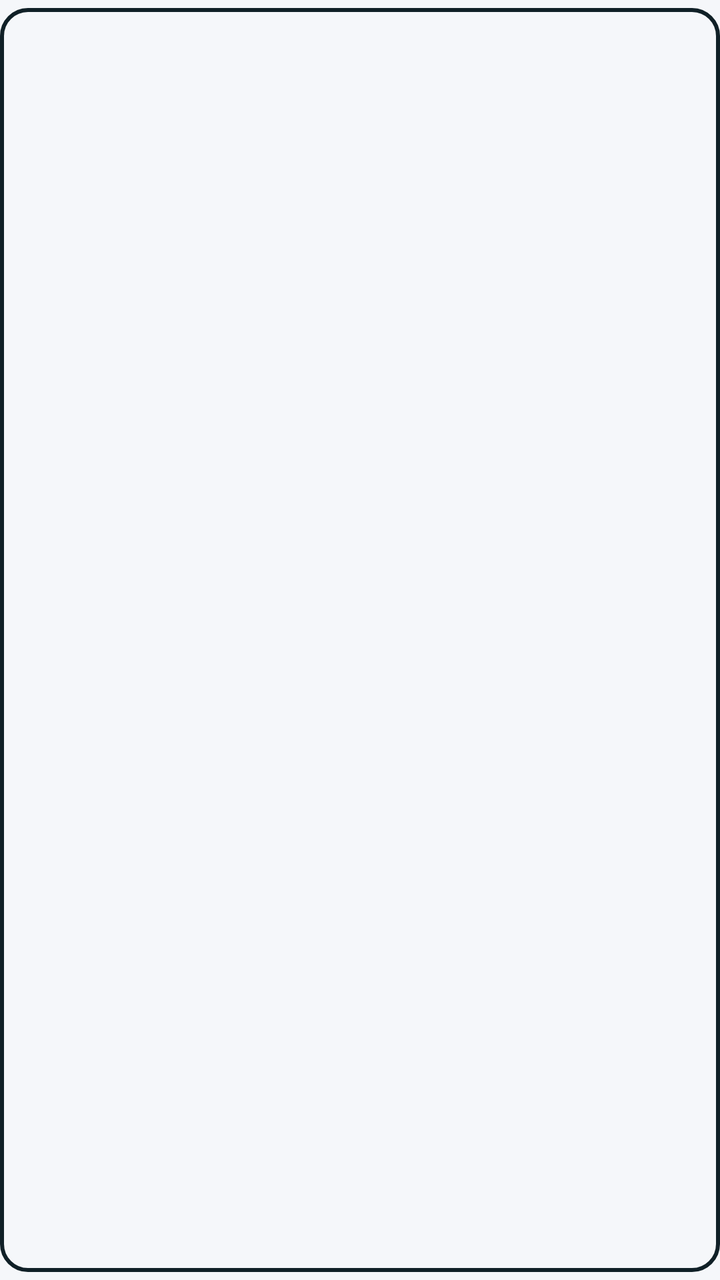
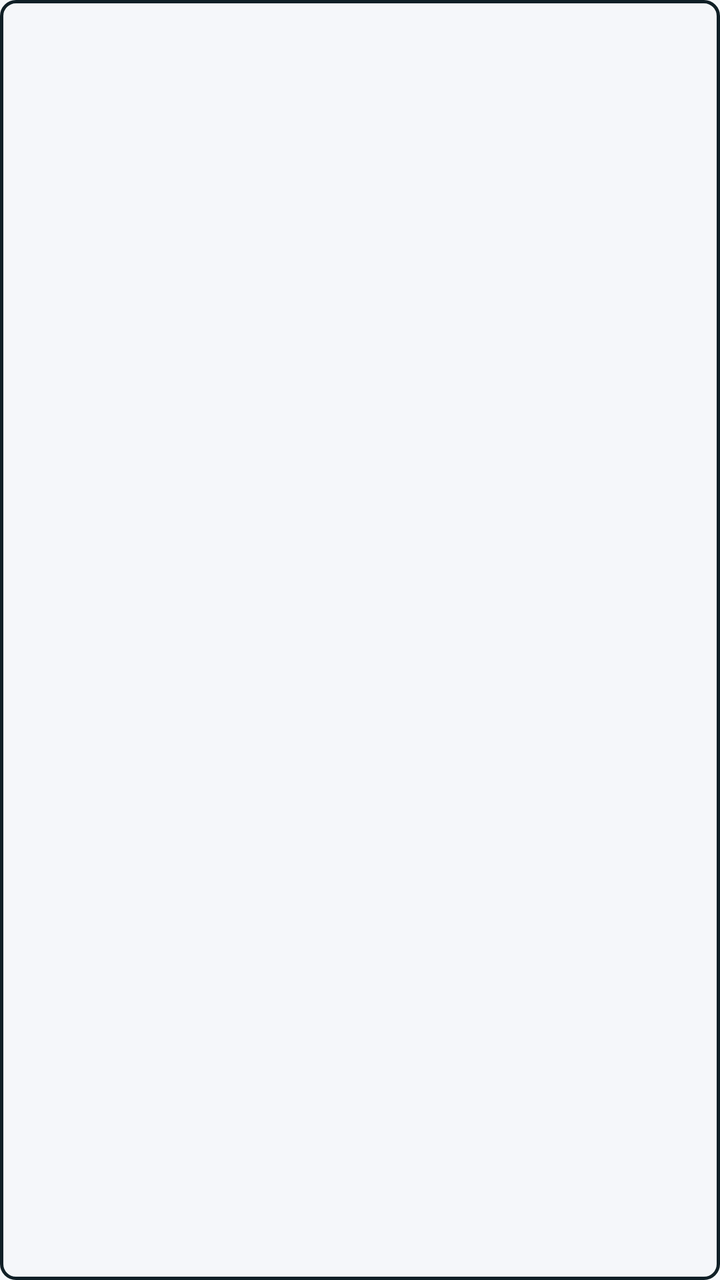

Screens rendered from an Android XML layout before and after an edit, with the pre-edit source and the edit as a unified diff.
<!-- AndroidManifest.xml: application theme Theme.PackingTracker -->
<!-- res/layout/item_lote_tipo.xml -->
<?xml version="1.0" encoding="utf-8"?>
<com.google.android.material.button.MaterialButton xmlns:android="http://schemas.android.com/apk/res/android"
    xmlns:app="http://schemas.android.com/apk/res-auto"
    android:id="@+id/tipoButton"
    style="@style/Widget.Material3.Button.OutlinedButton"
    android:layout_width="wrap_content"
    android:layout_height="wrap_content"
    android:layout_marginEnd="12dp"
    android:minHeight="52dp"
    android:minWidth="108dp"
    android:paddingStart="22dp"
    android:paddingEnd="22dp"
    android:textAllCaps="false"
    android:textSize="18sp"
    android:textStyle="bold"
    app:cornerRadius="14dp"
    app:strokeColor="@color/on_background"
    app:strokeWidth="2dp" />
<!-- resources referenced by this layout -->
<resources>
  <color name="on_background">#102027</color>
  <style name="Theme.PackingTracker" parent="Theme.Material3.DayNight.NoActionBar">
          <item name="colorPrimary">@color/primary</item>
          <item name="colorOnPrimary">@color/on_primary</item>
          <item name="colorSurface">@color/surface</item>
          <item name="colorOnSurface">@color/on_surface</item>
          <item name="colorOnSurfaceVariant">@color/on_surface_variant</item>
          <item name="colorOutline">@color/outline</item>
          <item name="android:colorBackground">@color/background</item>
          <item name="android:statusBarColor">@color/primary</item>
          <item name="android:windowBackground">@color/background</item>
          <item name="android:navigationBarColor">@color/background</item>
          <item name="android:textColorPrimary">@color/on_surface</item>
          <item name="android:textColorSecondary">@color/on_surface_variant</item>
          <item name="editTextColor">@color/on_surface</item>
          <item name="android:editTextColor">@color/on_surface</item>
          <item name="hintTextColor">@color/on_surface_variant</item>
          <item name="android:textColorHint">@color/on_surface_variant</item>
      </style>
  <color name="primary">#0D47A1</color>
  <color name="on_primary">#FFFFFF</color>
  <color name="surface">#FFFFFF</color>
  <color name="on_surface">#102027</color>
  <color name="on_surface_variant">#3A4A54</color>
  <color name="outline">#5A6B76</color>
  <color name="background">#F5F7FA</color>
</resources>

<!-- the commit's change to res/layout/item_lote_tipo.xml (unified diff, before → after) -->
@@ -5,14 +5,16 @@
     style="@style/Widget.Material3.Button.OutlinedButton"
     android:layout_width="wrap_content"
     android:layout_height="wrap_content"
-    android:layout_marginEnd="12dp"
-    android:minHeight="52dp"
-    android:minWidth="108dp"
-    android:paddingStart="22dp"
-    android:paddingEnd="22dp"
+    android:layout_marginEnd="8dp"
+    android:insetTop="0dp"
+    android:insetBottom="0dp"
+    android:minHeight="@dimen/ui_chip_min_height"
+    android:minWidth="72dp"
+    android:paddingStart="12dp"
+    android:paddingEnd="12dp"
     android:textAllCaps="false"
-    android:textSize="18sp"
+    android:textSize="13sp"
     android:textStyle="bold"
-    app:cornerRadius="14dp"
+    app:cornerRadius="8dp"
     app:strokeColor="@color/on_background"
-    app:strokeWidth="2dp" />
+    app:strokeWidth="@dimen/empaque_stroke" />
<!-- resource entries referenced after the edit -->
@@ -1,6 +1,8 @@
 <!-- resources referenced by this layout -->
 <resources>
   <color name="on_background">#102027</color>
+  <dimen name="empaque_stroke">1.5dp</dimen>
+  <dimen name="ui_chip_min_height">36dp</dimen>
   <style name="Theme.PackingTracker" parent="Theme.Material3.DayNight.NoActionBar">
           <item name="colorPrimary">@color/primary</item>
           <item name="colorOnPrimary">@color/on_primary</item>
